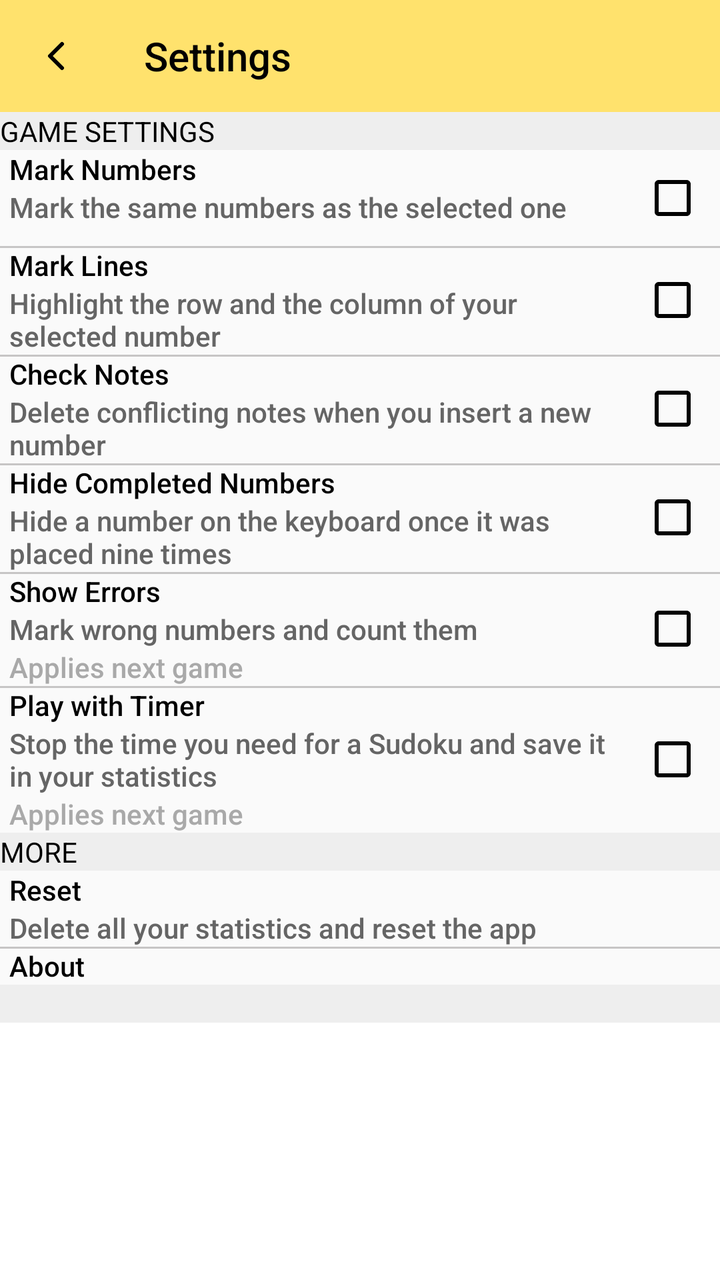
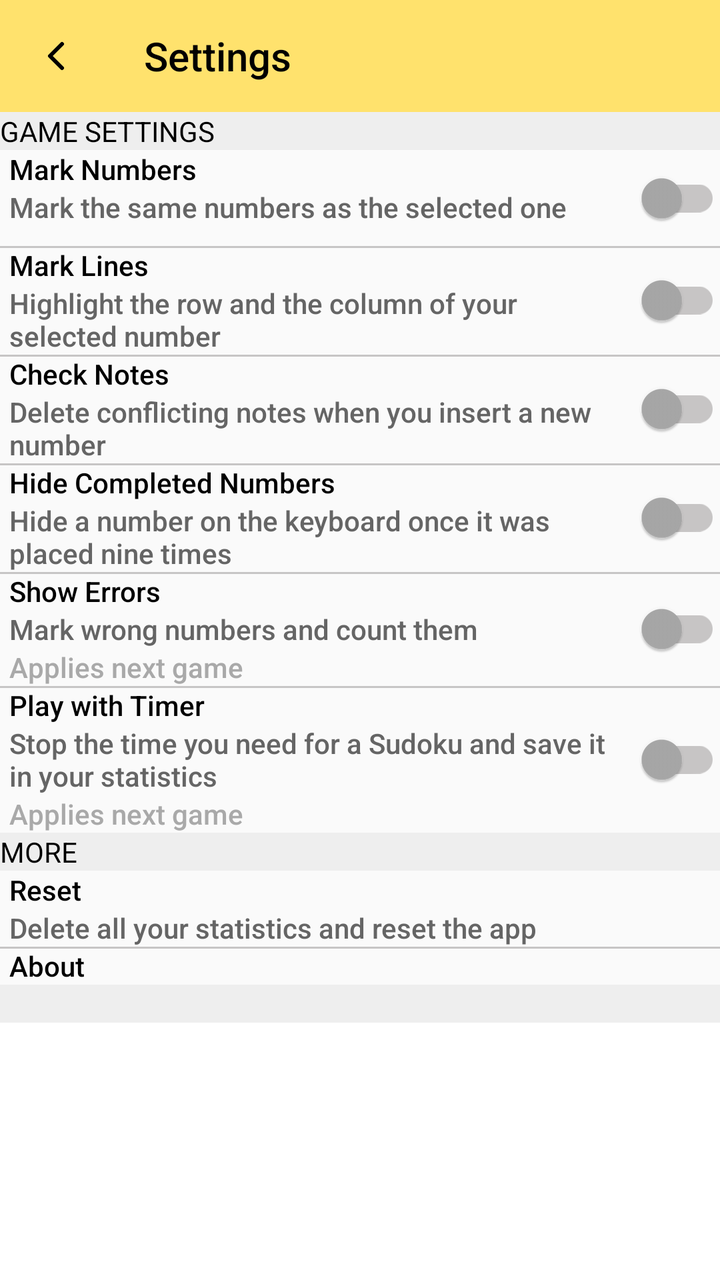

Screens rendered from an Android XML layout before and after an edit, with the pre-edit source and the edit as a unified diff.
<!-- AndroidManifest.xml: fallback theme Theme.MaterialComponents.DayNight.NoActionBar -->
<!-- res/layout/activity_settings.xml -->
<?xml version="1.0" encoding="utf-8"?>
<RelativeLayout xmlns:android="http://schemas.android.com/apk/res/android"
    android:layout_width="match_parent"
    android:layout_height="match_parent"
    android:background="@color/transparent">

    <Toolbar
        android:id="@+id/title"
        android:layout_width="match_parent"
        android:layout_height="wrap_content"
        android:minHeight="?attr/actionBarSize"
        android:theme="@style/General.ToolBar.Back"
        android:title="@string/settings_title" />

    <ScrollView
        android:layout_width="match_parent"
        android:layout_height="wrap_content"
        android:layout_below="@id/title"
        android:background="@color/surface_dim">

        <RelativeLayout
            android:layout_width="match_parent"
            android:layout_height="wrap_content">

            <TextView
                android:id="@+id/gameSettings"
                style="@style/Settings.Title"
                android:text="@string/settings_title_game_settings" />

            <RelativeLayout
                android:id="@+id/markNumbers"
                style="@style/Settings.Layout"
                android:layout_below="@id/gameSettings"
                android:background="@color/surface">

                <TextView
                    android:id="@+id/markNumbersTitle"
                    style="@style/General.Title"
                    android:text="@string/settings_markNumbers" />

                <TextView
                    android:id="@+id/markNumbersAnnotations"
                    style="@style/General.Info"
                    android:layout_below="@id/markNumbersTitle"
                    android:layout_alignParentStart="true"
                    android:layout_toStartOf="@id/markNumbersSwitch"
                    android:text="@string/settings_markNumbersAnnotations" />

                <CheckBox
                    android:id="@+id/markNumbersSwitch"
                    style="@style/General.CheckBox" />

            </RelativeLayout>

            <RelativeLayout
                android:id="@+id/markLines"
                style="@style/Settings.Layout"
                android:layout_below="@id/markNumbers">

                <TextView
                    android:id="@+id/markLinesTitle"
                    style="@style/General.Title"
                    android:text="@string/settings_markLines" />

                <TextView
                    android:id="@+id/markLinesAnnotations"
                    style="@style/General.Info"
                    android:layout_below="@id/markLinesTitle"
                    android:layout_alignParentStart="true"
                    android:layout_toStartOf="@id/markLinesSwitch"
                    android:text="@string/settings_markLinesAnnotations" />

                <CheckBox
                    android:id="@+id/markLinesSwitch"
                    style="@style/General.CheckBox" />

            </RelativeLayout>

            <RelativeLayout
                android:id="@+id/checkNotes"
                style="@style/Settings.Layout"
                android:layout_below="@id/markLines">

                <TextView
                    android:id="@+id/checkNotesTitle"
                    style="@style/General.Title"
                    android:text="@string/settings_checkNotes" />

                <TextView
                    android:id="@+id/checkNotesAnnotation"
                    style="@style/General.Info"
                    android:layout_below="@id/checkNotesTitle"
                    android:layout_alignParentStart="true"
                    android:layout_toStartOf="@id/checkNotesSwitch"
                    android:text="@string/settings_checkNotesAnnotations" />

                <CheckBox
                    android:id="@+id/checkNotesSwitch"
                    style="@style/General.CheckBox" />

            </RelativeLayout>

            <RelativeLayout
                android:id="@+id/hideCompleted"
                style="@style/Settings.Layout"
                android:layout_below="@id/checkNotes">

                <TextView
                    android:id="@+id/hideCompletedTitle"
                    style="@style/General.Title"
                    android:text="@string/settings_hideCompleted" />

                <TextView
                    android:id="@+id/hideCompletedAnnotations"
                    style="@style/General.Info"
                    android:layout_below="@id/hideCompletedTitle"
                    android:layout_alignParentStart="true"
                    android:layout_toStartOf="@id/hideCompletedSwitch"
                    android:text="@string/settings_hideCompletedAnnotations" />

                <CheckBox
                    android:id="@+id/hideCompletedSwitch"
                    style="@style/General.CheckBox" />

            </RelativeLayout>

            <RelativeLayout
                android:id="@+id/showErrors"
                style="@style/Settings.Layout"
                android:layout_below="@id/hideCompleted">

                <TextView
                    android:id="@+id/showErrorsTitle"
                    style="@style/General.Title"
                    android:text="@string/settings_showErrors" />

                <TextView
                    android:id="@+id/showErrorsAnnotations"
                    style="@style/General.Info"
                    android:layout_below="@id/showErrorsTitle"
                    android:layout_alignParentStart="true"
                    android:layout_toStartOf="@id/showErrorsSwitch"
                    android:text="@string/settings_showErrorsAnnotations" />

                <TextView
                    android:id="@+id/showErrorsNextGame"
                    style="@style/General.SmallInfo"
                    android:layout_below="@id/showErrorsAnnotations"
                    android:layout_alignParentStart="true"
                    android:layout_toStartOf="@id/showErrorsSwitch"
                    android:text="@string/settings_applies_next_game" />

                <CheckBox
                    android:id="@+id/showErrorsSwitch"
                    style="@style/General.CheckBox" />

            </RelativeLayout>

            <RelativeLayout
                android:id="@+id/showTime"
                style="@style/Settings.Layout"
                android:layout_below="@id/showErrors"
                android:paddingBottom="@dimen/_15sdp">

                <TextView
                    android:id="@+id/showTimeTitle"
                    style="@style/General.Title"
                    android:text="@string/settings_showTime" />

                <TextView
                    android:id="@+id/showTimeAnnotations"
                    style="@style/General.Info"
                    android:layout_below="@id/showTimeTitle"
                    android:layout_alignParentStart="true"
                    android:layout_toStartOf="@id/showTimeSwitch"
                    android:text="@string/settings_showTimeAnnotations" />

                <TextView
                    android:id="@+id/showTimeNextGame"
                    style="@style/General.SmallInfo"
                    android:layout_below="@id/showTimeAnnotations"
                    android:layout_alignParentStart="true"
                    android:layout_toStartOf="@id/showTimeSwitch"
                    android:text="@string/settings_applies_next_game" />

                <CheckBox
                    android:id="@+id/showTimeSwitch"
                    style="@style/General.CheckBox" />

            </RelativeLayout>

            <TextView
                android:id="@+id/more"
                style="@style/Settings.Title"
                android:layout_below="@id/showTime"
                android:text="@string/settings_title_more" />

            <RelativeLayout
                android:id="@+id/deleteData"
                style="@style/Settings.Layout"
                android:layout_below="@id/more"
                android:background="@color/surface">

                <TextView
                    android:id="@+id/deleteDataTitle"
                    style="@style/General.Title"
                    android:text="@string/settings_deleteData" />

                <TextView
                    android:id="@+id/deleteDataAnnotations"
                    style="@style/General.Info"
                    android:layout_below="@id/deleteDataTitle"
                    android:text="@string/settings_deleteDataAnnotations" />

            </RelativeLayout>

            <RelativeLayout
                android:id="@+id/info"
                style="@style/Settings.Layout"
                android:layout_below="@id/deleteData"
                android:paddingBottom="@dimen/_15sdp">

                <TextView
                    android:id="@+id/infoTitle"
                    style="@style/General.Title"
                    android:text="@string/settings_about" />

            </RelativeLayout>

            <TextView
                android:id="@+id/end"
                style="@style/Settings.Title"
                android:layout_below="@id/info"
                android:text="" />
        </RelativeLayout>
    </ScrollView>
</RelativeLayout>
<!-- resources referenced by this layout -->
<resources>
  <color name="surface">@color/gray_50</color>
  <color name="surface_dim">@color/gray_100</color>
  <color name="transparent">#00000000</color>
  <string name="settings_about">About</string>
  <string name="settings_applies_next_game">Applies next game</string>
  <string name="settings_checkNotes">Check Notes</string>
  <string name="settings_checkNotesAnnotations">Delete conflicting notes when you insert a new number</string>
  <string name="settings_deleteData">Reset</string>
  <string name="settings_deleteDataAnnotations">Delete all your statistics and reset the app</string>
  <string name="settings_hideCompleted">Hide Completed Numbers</string>
  <string name="settings_hideCompletedAnnotations">Hide a number on the keyboard once it was placed nine times</string>
  <string name="settings_markLines">Mark Lines</string>
  <string name="settings_markLinesAnnotations">Highlight the row and the column of your selected number</string>
  <string name="settings_markNumbers">Mark Numbers</string>
  <string name="settings_markNumbersAnnotations">Mark the same numbers as the selected one</string>
  <string name="settings_showErrors">Show Errors</string>
  <string name="settings_showErrorsAnnotations">Mark wrong numbers and count them</string>
  <string name="settings_showTime">Play with Timer</string>
  <string name="settings_showTimeAnnotations">Stop the time you need for a Sudoku and save it in your statistics</string>
  <string name="settings_title">Settings</string>
  <string name="settings_title_game_settings">Game settings</string>
  <string name="settings_title_more">More</string>
  <style name="General.CheckBox" parent="">
          <item name="android:layout_width">wrap_content</item>
          <item name="android:layout_height">match_parent</item>
          <item name="android:layout_alignParentRight">true</item>
          <item name="android:buttonTint">@color/on_surface</item>
          <item name="android:layout_marginLeft">@dimen/_6sdp</item>
          <item name="android:layout_centerVertical">true</item>
      </style>
  <style name="General.ToolBar.Back" parent="General.ToolBar">
          <item name="android:navigationIcon">@drawable/ic_back</item>
      </style>
  <style name="Settings.Title" parent="">
          <item name="android:layout_width">match_parent</item>
          <item name="android:layout_height">wrap_content</item>
          <item name="android:layout_margin">@dimen/_15sdp</item>
          <item name="android:textColor">@color/on_surface</item>
          <item name="android:textAllCaps">true</item>
      </style>
  <color name="gray_50">#FAFAFA</color>
  <color name="gray_100">#EEEEEE</color>
  <color name="on_surface">@color/gray_1000</color>
  <color name="on_surface_variant">@color/gray_600</color>
  <color name="on_surface_subtle">@color/gray_400</color>
  <style name="General.ToolBar" parent="">
          <item name="android:titleTextColor">@color/on_top_bar</item>
          <item name="android:background">@color/top_bar</item>
      </style>
  <!-- drawable settings_item (drawable) -->
  <?xml version="1.0" encoding="utf-8"?>
  <layer-list xmlns:android="http://schemas.android.com/apk/res/android">
  
      <item android:drawable="@color/surface" />
  
      <item
          android:height="1dp"
          android:gravity="top">
          <shape android:shape="rectangle">
              <solid android:color="@color/divider" />
          </shape>
      </item>
  
  </layer-list>
  <color name="gray_1000">#000000</color>
  <color name="gray_600">#656565</color>
  <color name="gray_400">#A9A9A9</color>
  <color name="on_top_bar">@color/on_primary</color>
  <color name="top_bar">@color/primary</color>
  <color name="divider">@color/surface_variant</color>
  <color name="on_primary">@color/gray_1000</color>
  <color name="primary">@color/yellow_300</color>
  <color name="surface_variant">@color/gray_300</color>
  <color name="yellow_300">#FFE26D</color>
  <color name="gray_300">#C7C5C5</color>
  <!-- unchanged entries left out for length: 5 -->
</resources>

<!-- the commit's change to res/layout/activity_settings.xml (unified diff, before → after) -->
@@ -46,9 +46,9 @@
                     android:layout_toStartOf="@id/markNumbersSwitch"
                     android:text="@string/settings_markNumbersAnnotations" />
 
-                <CheckBox
+                <androidx.appcompat.widget.SwitchCompat
                     android:id="@+id/markNumbersSwitch"
-                    style="@style/General.CheckBox" />
+                    style="@style/General.Switch" />
 
             </RelativeLayout>
 
@@ -70,9 +70,9 @@
                     android:layout_toStartOf="@id/markLinesSwitch"
                     android:text="@string/settings_markLinesAnnotations" />
 
-                <CheckBox
+                <androidx.appcompat.widget.SwitchCompat
                     android:id="@+id/markLinesSwitch"
-                    style="@style/General.CheckBox" />
+                    style="@style/General.Switch" />
 
             </RelativeLayout>
 
@@ -94,9 +94,9 @@
                     android:layout_toStartOf="@id/checkNotesSwitch"
                     android:text="@string/settings_checkNotesAnnotations" />
 
-                <CheckBox
+                <androidx.appcompat.widget.SwitchCompat
                     android:id="@+id/checkNotesSwitch"
-                    style="@style/General.CheckBox" />
+                    style="@style/General.Switch" />
 
             </RelativeLayout>
 
@@ -118,9 +118,9 @@
                     android:layout_toStartOf="@id/hideCompletedSwitch"
                     android:text="@string/settings_hideCompletedAnnotations" />
 
-                <CheckBox
+                <androidx.appcompat.widget.SwitchCompat
                     android:id="@+id/hideCompletedSwitch"
-                    style="@style/General.CheckBox" />
+                    style="@style/General.Switch" />
 
             </RelativeLayout>
 
@@ -150,9 +150,9 @@
                     android:layout_toStartOf="@id/showErrorsSwitch"
                     android:text="@string/settings_applies_next_game" />
 
-                <CheckBox
+                <androidx.appcompat.widget.SwitchCompat
                     android:id="@+id/showErrorsSwitch"
-                    style="@style/General.CheckBox" />
+                    style="@style/General.Switch" />
 
             </RelativeLayout>
 
@@ -183,9 +183,9 @@
                     android:layout_toStartOf="@id/showTimeSwitch"
                     android:text="@string/settings_applies_next_game" />
 
-                <CheckBox
+                <androidx.appcompat.widget.SwitchCompat
                     android:id="@+id/showTimeSwitch"
-                    style="@style/General.CheckBox" />
+                    style="@style/General.Switch" />
 
             </RelativeLayout>
 
<!-- resource entries referenced after the edit -->
@@ -22,11 +22,12 @@
   <string name="settings_title">Settings</string>
   <string name="settings_title_game_settings">Game settings</string>
   <string name="settings_title_more">More</string>
-  <style name="General.CheckBox" parent="">
+  <style name="General.Switch" parent="">
           <item name="android:layout_width">wrap_content</item>
           <item name="android:layout_height">match_parent</item>
           <item name="android:layout_alignParentRight">true</item>
-          <item name="android:buttonTint">@color/on_surface</item>
+          <item name="thumbTint">@color/switch_thumb</item>
+          <item name="trackTint">@color/switch_track</item>
           <item name="android:layout_marginLeft">@dimen/_6sdp</item>
           <item name="android:layout_centerVertical">true</item>
       </style>
